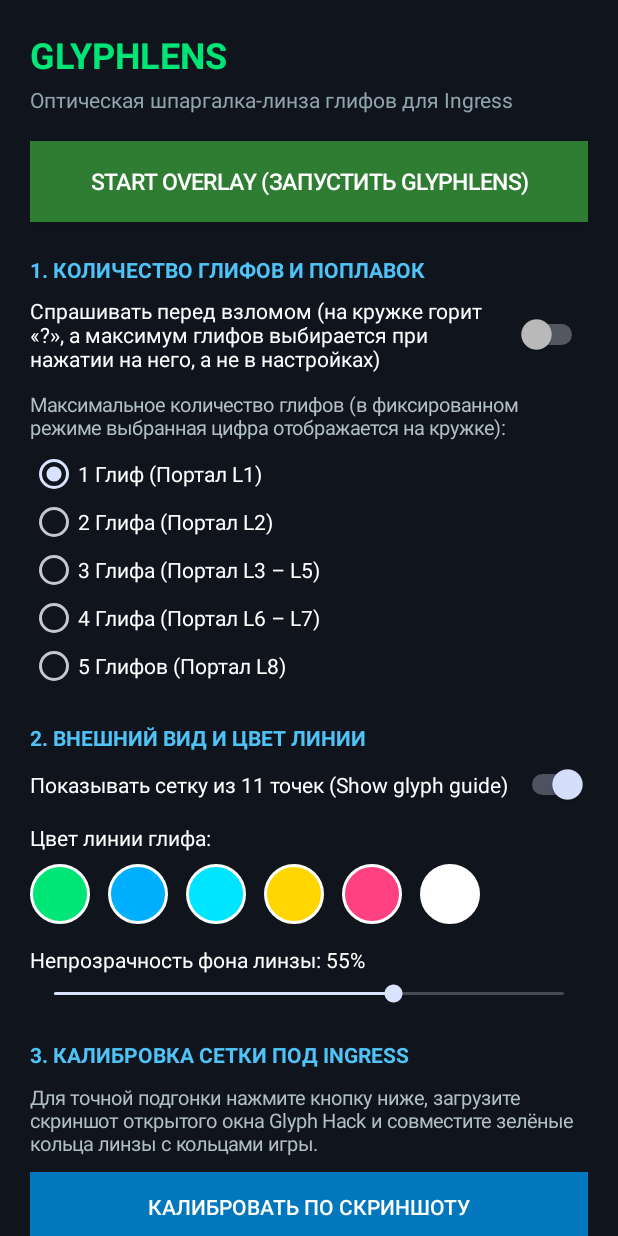
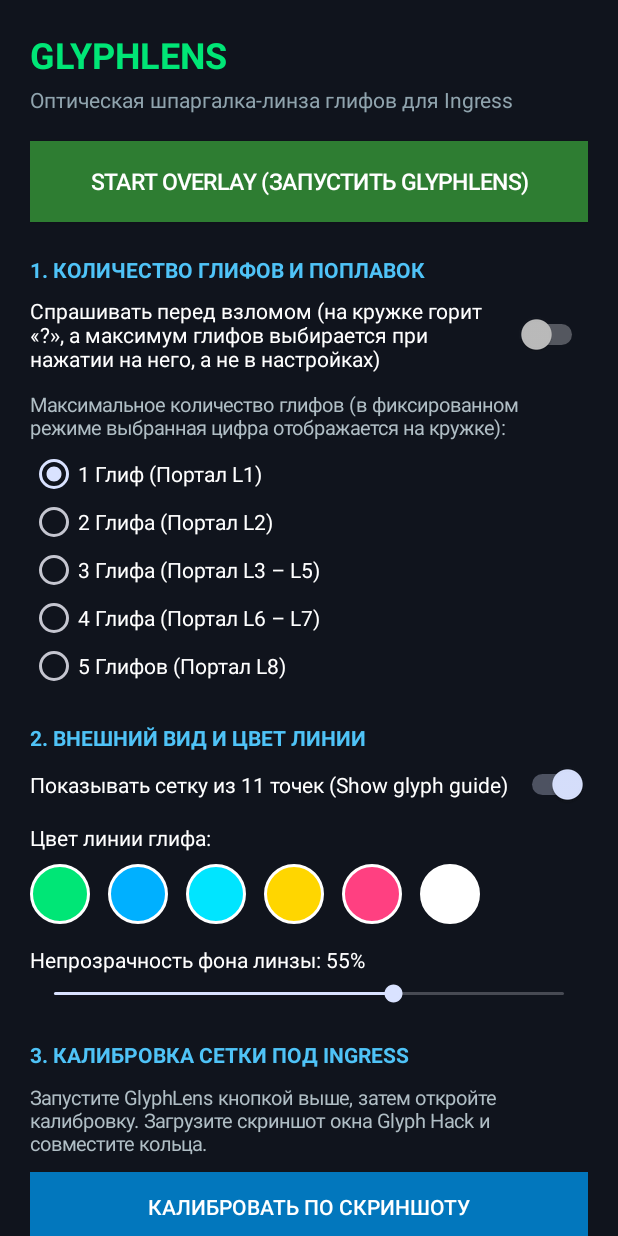
Before and after one commit to EstherTMB/GlyphLens, an Android app: the screen it shows after launch (MainActivity), after a tap on "1 Глиф (Портал L1)", on a phone screen of 412 x 824 dp. Run offline under Robolectric (Android 15) with nearby library versions, the phone set to English and light mode, and no system bars; 1 statement that could not run was skipped.

Commit message:
Add files via upload

```diff
--- a/app/src/main/java/com/glyphlens/app/AppPrefs.java
+++ b/app/src/main/java/com/glyphlens/app/AppPrefs.java
@@ -12,9 +12,10 @@ public class AppPrefs {
     private static final String KEY_SHOW_GUIDE = "show_guide";
     private static final String KEY_LINE_COLOR = "line_color";
     private static final String KEY_BG_ALPHA = "bg_alpha";
-    private static final String KEY_GRID_SCALE = "grid_scale"; // 50..150 (%)
-    private static final String KEY_GRID_SQUASH = "grid_squash"; // 60..120 (%)
-    private static final String KEY_CANVAS_OFFSET_Y = "canvas_offset_y";
+    private static final String KEY_GRID_SCALE = "grid_scale";
+    private static final String KEY_GRID_SQUASH = "grid_squash";
+    // Теперь это абсолютная координата Y в пикселях от верхнего левого угла экрана
+    private static final String KEY_CANVAS_ABSOLUTE_Y = "canvas_absolute_y";
     private static final String KEY_BUBBLE_X = "bubble_x";
     private static final String KEY_BUBBLE_Y = "bubble_y";
 
@@ -43,8 +44,9 @@ public class AppPrefs {
     public static int getGridSquashPercent(Context context) { return prefs(context).getInt(KEY_GRID_SQUASH, 100); }
     public static void setGridSquashPercent(Context context, int percent) { prefs(context).edit().putInt(KEY_GRID_SQUASH, Math.max(60, Math.min(150, percent))).apply(); }
 
-    public static int getCanvasOffsetYDp(Context context) { return prefs(context).getInt(KEY_CANVAS_OFFSET_Y, 20); }
-    public static void setCanvasOffsetYDp(Context context, int offsetDp) { prefs(context).edit().putInt(KEY_CANVAS_OFFSET_Y, Math.max(-250, Math.min(250, offsetDp))).apply(); }
+    // Возвращает абсолютную Y-координату. Если ещё не задана, возвращает -1
+    public static int getCanvasAbsoluteY(Context context) { return prefs(context).getInt(KEY_CANVAS_ABSOLUTE_Y, -1); }
+    public static void setCanvasAbsoluteY(Context context, int yPx) { prefs(context).edit().putInt(KEY_CANVAS_ABSOLUTE_Y, yPx).apply(); }
 
     public static int getBubbleX(Context context, int defaultVal) { return prefs(context).getInt(KEY_BUBBLE_X, defaultVal); }
     public static int getBubbleY(Context context, int defaultVal) { return prefs(context).getInt(KEY_BUBBLE_Y, defaultVal); }
--- a/app/src/main/java/com/glyphlens/app/GlyphCanvasView.java
+++ b/app/src/main/java/com/glyphlens/app/GlyphCanvasView.java
@@ -66,7 +66,6 @@ public class GlyphCanvasView extends View {
     public void setCalibrationPreview(boolean calibrationPreview) {
         this.isCalibrationPreview = calibrationPreview;
         if (calibrationPreview) {
-            // В режиме калибровки убираем заливку фона, чтобы видеть только точки поверх скриншота
             bgPaint.setColor(Color.TRANSPARENT);
         } else {
             setBgAlphaPercent(AppPrefs.getBgAlphaPercent(getContext()));
--- a/app/src/main/java/com/glyphlens/app/MainActivity.java
+++ b/app/src/main/java/com/glyphlens/app/MainActivity.java
@@ -156,7 +156,7 @@ public class MainActivity extends Activity {
         addSectionHeader(root, "3. КАЛИБРОВКА СЕТКИ ПОД INGRESS");
 
         TextView calibHint = new TextView(this);
-        calibHint.setText("Для точной подгонки нажмите кнопку ниже, загрузите скриншот открытого окна Glyph Hack и совместите зелёные кольца линзы с кольцами игры.");
+        calibHint.setText("Запустите GlyphLens кнопкой выше, затем откройте калибровку. Загрузите скриншот окна Glyph Hack и совместите кольца.");
         calibHint.setTextColor(Color.parseColor("#B0BEC5"));
         calibHint.setTextSize(13f);
         calibHint.setPadding(0, dpToPx(2), 0, dpToPx(10));
@@ -167,13 +167,19 @@ public class MainActivity extends Activity {
         openCalibBtn.setTextSize(14f);
         openCalibBtn.setTextColor(Color.WHITE);
         openCalibBtn.setBackgroundColor(Color.parseColor("#0277BD"));
-        openCalibBtn.setOnClickListener(v -> startActivity(new Intent(MainActivity.this, CalibrationActivity.class)));
+        openCalibBtn.setOnClickListener(v -> {
+            if (!OverlayService.isRunning()) {
+                Toast.makeText(this, "Сначала нажмите START OVERLAY!", Toast.LENGTH_LONG).show();
+            } else {
+                startActivity(new Intent(MainActivity.this, CalibrationActivity.class));
+            }
+        });
         LinearLayout.LayoutParams calibBtnLp = new LinearLayout.LayoutParams(LinearLayout.LayoutParams.MATCH_PARENT, dpToPx(46));
         calibBtnLp.bottomMargin = dpToPx(10);
         root.addView(openCalibBtn, calibBtnLp);
 
         TextView creditsView = new TextView(this);
-        creditsView.setText("GlyphLens v1.5 • Created by EstherTMB\nCrafted with Gemini AI assistance for Ingress Agents");
+        creditsView.setText("GlyphLens v1.6 • Created by EstherTMB\nCrafted with Gemini AI assistance for Ingress Agents");
         creditsView.setTextColor(Color.parseColor("#607D8B"));
         creditsView.setTextSize(11.5f);
         creditsView.setGravity(Gravity.CENTER_HORIZONTAL);
@@ -227,13 +233,5 @@ public class MainActivity extends Activity {
         }
     }
 
-    private void notifyServicePrefsChanged() {
-        if (OverlayService.isRunning()) {
-            Intent intent = new Intent(this, OverlayService.class);
-            intent.setAction(OverlayService.ACTION_REFRESH_PREFS);
-            startService(intent);
-        }
-    }
-
     private int dpToPx(int dp) { return (int) TypedValue.applyDimension(TypedValue.COMPLEX_UNIT_DIP, dp, getResources().getDisplayMetrics()); }
 }
```
Also changed, not shown: app/src/main/java/com/glyphlens/app/CalibrationActivity.java (+11 -6 lines), app/src/main/java/com/glyphlens/app/OverlayService.java (+17 -10 lines).
